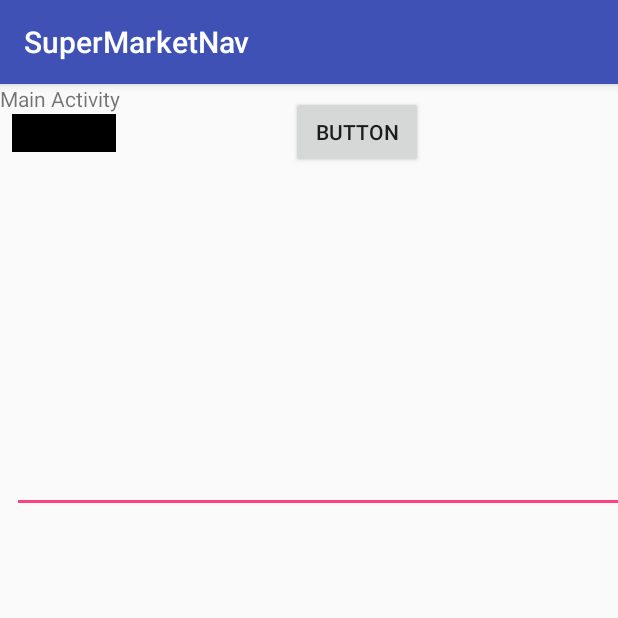
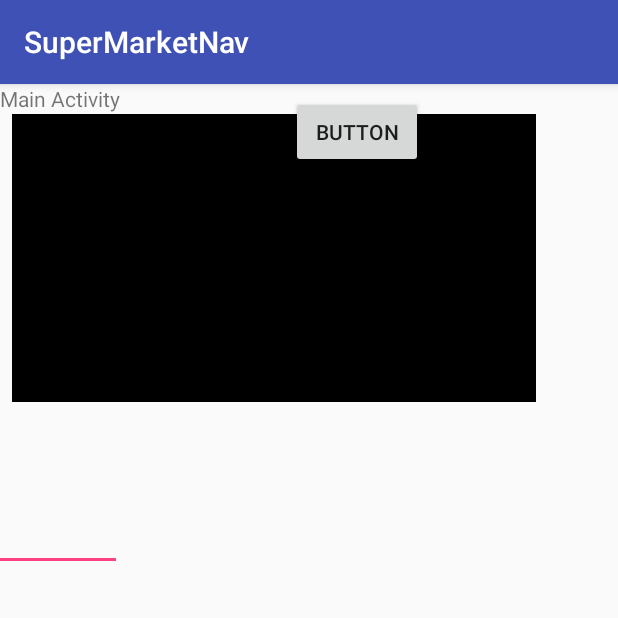
Before and after one commit to purvilkamdar/Super-Market-Navigation-for-the-blind, an Android app: the screen it shows after launch (MainActivity), on a phone screen of 412 x 824 dp, the top half of it. Run offline under Robolectric (Android 15) with nearby library versions, the light colour scheme and no system bars; libraries missing offline, so code that uses them is left out: com.google.android.things; 5 statements that could not run were skipped.

Commit message:
Added code to capute image and store it on external storage

```diff
--- a/app/build.gradle
+++ b/app/build.gradle
@@ -28,4 +28,5 @@ dependencies {
     compile 'com.android.support.constraint:constraint-layout:1.0.2'
     testCompile 'junit:junit:4.12'
     provided 'com.google.android.things:androidthings:0.2-devpreview'
+    compile 'com.android.support:design:25.3.0'
 }
--- a/app/src/main/AndroidManifest.xml
+++ b/app/src/main/AndroidManifest.xml
@@ -5,8 +5,10 @@
     <uses-permission android:name="android.permission.INTERNET" />
     <uses-permission android:name="android.permission.ACCESS_NETWORK_STATE" />
     <uses-permission android:name="android.permission.CAMERA" />
+    <uses-permission android:name="android.permission.WRITE_EXTERNAL_STORAGE" />
     <uses-feature android:name="android.hardware.camera" />
     <uses-feature android:name="android.hardware.camera.autofocus" />
+
 
 
 
--- a/app/src/main/java/com/example/admin/supermarketnav/Camera.java
+++ b/app/src/main/java/com/example/admin/supermarketnav/Camera.java
@@ -35,8 +35,8 @@ import static android.content.pm.PackageManager.PERMISSION_GRANTED;
 
 public class Camera extends Activity{
 
-    private static int IMAGE_WIDTH;
-    private static int IMAGE_HEIGHT;
+    public static int IMAGE_WIDTH;
+    public static int IMAGE_HEIGHT;
     private static int MAX_IMAGES = 1;
     private static final String TAG = "Camera.java";
     private static Camera cam=null;
@@ -49,10 +49,10 @@ public class Camera extends Activity{
     public void initCam(Activity act, Context context,
                         Handler backgroundHandler,
                         ImageReader.OnImageAvailableListener imageListener) {
-        if(ContextCompat.checkSelfPermission(context,"Manifest.permission.Camera")==PERMISSION_GRANTED){
+        if(ContextCompat.checkSelfPermission(context,Manifest.permission.CAMERA)==PERMISSION_GRANTED && ContextCompat.checkSelfPermission(context, Manifest.permission.WRITE_EXTERNAL_STORAGE)==PERMISSION_GRANTED){
 
         }else{
-            ActivityCompat.requestPermissions(act, new String[] {Manifest.permission.CAMERA}, 1);
+            ActivityCompat.requestPermissions(act, new String[] {Manifest.permission.CAMERA, Manifest.permission.WRITE_EXTERNAL_STORAGE}, 1);
         }
         CameraManager manager = (CameraManager) context.getSystemService(CAMERA_SERVICE);
 
--- a/app/src/main/java/com/example/admin/supermarketnav/MainActivity.java
+++ b/app/src/main/java/com/example/admin/supermarketnav/MainActivity.java
@@ -1,11 +1,15 @@
 package com.example.admin.supermarketnav;
 
 import android.Manifest;
+import android.graphics.Bitmap;
+import android.graphics.BitmapFactory;
 import android.graphics.Matrix;
 import android.media.Image;
 import android.media.ImageReader;
+import android.os.Environment;
 import android.os.Handler;
 import android.os.HandlerThread;
+import android.support.annotation.MainThread;
 import android.support.v4.app.ActivityCompat;
 import android.support.v7.app.AppCompatActivity;
 import android.os.Bundle;
@@ -16,6 +20,14 @@ import android.widget.EditText;
 import android.widget.ImageView;
 import android.widget.TextView;
 
+import com.google.android.things.pio.PeripheralManagerService;
+import com.google.android.things.pio.UartDevice;
+import com.google.android.things.pio.UartDeviceCallback;
+
+import java.io.File;
+import java.io.FileOutputStream;
+import java.io.IOException;
+import java.io.OutputStream;
 import java.net.InetAddress;
 import java.net.NetworkInterface;
 import java.nio.ByteBuffer;
@@ -29,6 +41,9 @@ public class MainActivity extends AppCompatActivity {
     private HandlerThread mBackgroundThread;
     private Camera mCamera;
     private ImageView imgView;
+    private static final String UART_DEVICE_NAME = "UART0";
+
+    private UartDevice uartDevice;
     public static String getIPAddress(boolean useIPv4) {
         try {
             List<NetworkInterface> interfaces = Collections.list(NetworkInterface.getNetworkInterfaces());
@@ -72,7 +87,7 @@ public class MainActivity extends AppCompatActivity {
         mCamera = Camera.getInstance();
         Log.i("pup","before initCam");
         mCamera.initCam(this, this.getApplicationContext(), mBackgroundHandler, mOnImageAvailableListener);
-        Button button=(Button)findViewById(R.id.button);
+        final Button button=(Button)findViewById(R.id.button);
         button.setOnClickListener(new View.OnClickListener() {
             @Override
             public void onClick(View v) {
@@ -80,8 +95,68 @@ public class MainActivity extends AppCompatActivity {
                 mCamera.takePicture();
             }
         });
+        try {
+            PeripheralManagerService manager = new PeripheralManagerService();
+            uartDevice = manager.openUartDevice(UART_DEVICE_NAME);
+            configureUartFrame(uartDevice);
+            setFlowControlEnabled(uartDevice,false);
+        } catch (IOException e) {
+            Log.w("pup", "Unable to access UART device", e);
+        }
 
     }
+
+    public void configureUartFrame(UartDevice uart) throws IOException {
+        // Configure the UART port
+        uart.setBaudrate(38400);
+        uart.setDataSize(8);
+        uart.setParity(UartDevice.PARITY_NONE);
+        uart.setStopBits(1);
+    }
+
+
+    public void setFlowControlEnabled(UartDevice uart, boolean enable) throws IOException {
+        if (enable) {
+            // Enable hardware flow control
+            uart.setHardwareFlowControl(UartDevice.HW_FLOW_CONTROL_AUTO_RTSCTS);
+        } else {
+            // Disable flow control
+            uart.setHardwareFlowControl(UartDevice.HW_FLOW_CONTROL_NONE);
+        }
+    }
+
+    public void readUartBuffer(UartDevice uart) throws IOException {
+        // Maximum amount of data to read at one time
+        final int maxCount = 1;
+        byte[] buffer = new byte[maxCount];
+
+        int count;
+        while ((count = uart.read(buffer, buffer.length)) > 0) {
+            Log.d("pup", "Read " + buffer[0] + " bytes from peripheral");
+        }
+    }
+
+    private UartDeviceCallback mUartCallback = new UartDeviceCallback() {
+        @Override
+        public boolean onUartDeviceDataAvailable(UartDevice uart) {
+            // Read available data from the UART device
+            try {
+                readUartBuffer(uart);
+            } catch (IOException e) {
+                Log.w("pup", "Unable to access UART device", e);
+            }
+
+            // Continue listening for more interrupts
+            return true;
+        }
+
+        @Override
+        public void onUartDeviceError(UartDevice uart, int error) {
+            Log.w("pup", uart + ": Error event " + error);
+        }
+    };
+
+
 
     private ImageReader.OnImageAvailableListener mOnImageAvailableListener =
             new ImageReader.OnImageAvailableListener() {
@@ -99,19 +174,75 @@ public class MainActivity extends AppCompatActivity {
             };
 
     private void onPictureTaken(byte[] imageBytes) {
-        String msg="";
+        OutputStream output = null;
+        File file=new File(Environment.getExternalStorageDirectory()+"/pic.jpg");
         if (imageBytes != null) {
-            for(int i=0;i<imageBytes.length;i++){
-                msg+=imageBytes[i]+" ";
+
+            try {
+                output = new FileOutputStream(file);
+                output.write(imageBytes);
+                if (null != output) {
+                    Log.i("pup","File opened");
+                    output.close();
+                }
+            } catch (Exception e) {
+                Log.w("pup", "File Exception:", e);
             }
         }
-        et.setText(msg);
+        final Bitmap bm=BitmapFactory.decodeFile(Environment.getExternalStorageDirectory()+"/pic.jpg");
+        runOnUiThread(new Runnable() {
+            @Override
+            public void run() {
+                imgView.setImageBitmap(bm);
+            }
+        });
+        /*
+        if(imageBytes!=null){
+            BitmapFactory.Options options = new BitmapFactory.Options();
+            options.inMutable = true;
+
+            final Bitmap bm= BitmapFactory.decodeByteArray(imageBytes,0,imageBytes.length,options);
+
+            runOnUiThread(new Runnable() {
+                @Override
+                public void run() {
+                    imgView.setImageBitmap(bm);
+                }
+            });
+
+
+        }*/
+
+    }
+
+    @Override
+    protected void onStart() {
+        super.onStart();
+        try {
+            uartDevice.registerUartDeviceCallback(mUartCallback);
+            Log.i("pup","Uart registration done.");
+        }catch(Exception e){
+            Log.w("pup", "UART not registered", e);
+        }
+    }
+    protected void onStop() {
+        super.onStop();
+        // Interrupt events no longer necessary
+        uartDevice.unregisterUartDeviceCallback(mUartCallback);
     }
 
     protected void onDestroy() {
         super.onDestroy();
 
         mBackgroundThread.quitSafely();
+        if (uartDevice != null) {
+            try {
+                uartDevice.close();
+                uartDevice = null;
+            } catch (IOException e) {
+                Log.w("pup", "Unable to close UART device", e);
+            }
+        }
     }
 
     private void startBackgroundThread() {
--- a/app/src/main/res/layout/activity_main.xml
+++ b/app/src/main/res/layout/activity_main.xml
@@ -32,8 +32,8 @@
 
     <ImageView
         android:id="@+id/imageView"
-        android:layout_width="69dp"
-        android:layout_height="25dp"
+        android:layout_width="349dp"
+        android:layout_height="192dp"
         app:srcCompat="@android:color/black"
         android:layout_marginLeft="8dp"
         app:layout_constraintLeft_toLeftOf="parent"
@@ -52,13 +52,13 @@
 
     <EditText
         android:id="@+id/editText2"
-        android:layout_width="628dp"
-        android:layout_height="186dp"
+        android:layout_width="120dp"
+        android:layout_height="65dp"
         android:ems="10"
         android:inputType="textMultiLine"
         app:layout_constraintLeft_toLeftOf="parent"
-        android:layout_marginLeft="8dp"
+        android:layout_marginLeft="-39dp"
         app:layout_constraintTop_toTopOf="parent"
-        android:layout_marginTop="100dp" />
+        android:layout_marginTop="259dp" />
 
 </android.support.constraint.ConstraintLayout>
```
Also changed, not shown: 9 other files.
